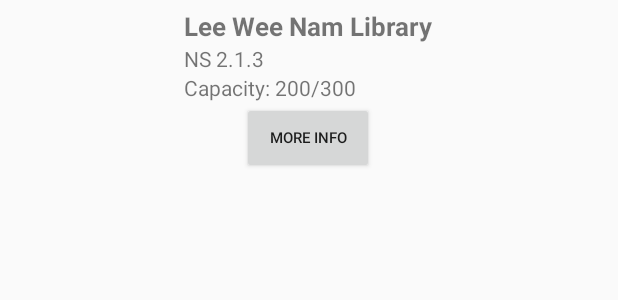
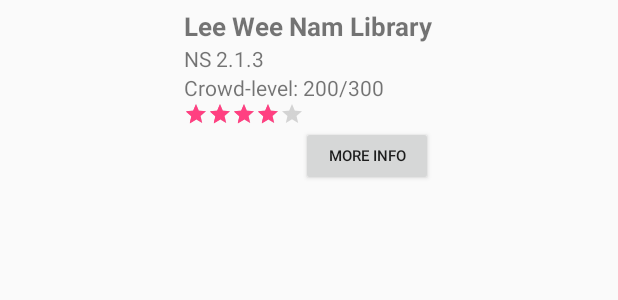
Before and after one commit to quekyufei/study-spaces, an Android app: the layout pop_up_for_map.xml on its own in the app's theme, with its tools: preview values and no code run, on a phone screen of 412 x 824 dp. Shown: the top 300 px of the screen. Run offline under Robolectric (Android 15) with nearby library versions, the phone set to English and light mode, and no system bars.

Commit message:
hellow world

```diff
--- a/app/src/main/java/com/example/quekyufei/studyspaces/SpaceInfoActivity.java
+++ b/app/src/main/java/com/example/quekyufei/studyspaces/SpaceInfoActivity.java
@@ -7,6 +7,8 @@ import android.support.v7.app.AppCompatActivity;
 import android.widget.CheckBox;
 import android.widget.ImageView;
 import android.widget.TextView;
+
+import com.example.quekyufei.studyspaces.popupinfo.PopUpData;
 
 public class SpaceInfoActivity extends AppCompatActivity {
 
@@ -18,6 +20,10 @@ public class SpaceInfoActivity extends AppCompatActivity {
 
         Intent i = getIntent();
         StudySpace space = (StudySpace) i.getSerializableExtra("studyspace");
+
+        if (getIntent().hasExtra("key")) {
+            PopUpData data = (PopUpData) getIntent().getSerializableExtra("key");
+        }
 
         String name = space.getName();
         int capacity = space.getCapacity();
--- a/app/src/main/java/com/example/quekyufei/studyspaces/StudySpace.java
+++ b/app/src/main/java/com/example/quekyufei/studyspaces/StudySpace.java
@@ -25,6 +25,7 @@ public class StudySpace implements Serializable {
     private String discussion;
     private String image;
     private String about;
+    private String location;
 
     @Ignore
     private Marker mapsMarker;
@@ -122,6 +123,8 @@ public class StudySpace implements Serializable {
 
     public String getAbout() {return about; }
 
+    public String getLocation() { return location; }
+
     public void setWifi(String wifi) {
         this.wifi = wifi;
     }
@@ -146,4 +149,6 @@ public class StudySpace implements Serializable {
 
     public void setAbout(String about) {this.about = about; }
 
+    public void setLocation(String location) { this.location = location; }
+
 }
--- a/app/src/main/java/com/example/quekyufei/studyspaces/ViewMapActivity.java
+++ b/app/src/main/java/com/example/quekyufei/studyspaces/ViewMapActivity.java
@@ -155,4 +155,4 @@ public class ViewMapActivity extends FragmentActivity
 
         return m;
     }
-}3
+}
--- a/app/src/main/java/com/example/quekyufei/studyspaces/popupinfo/PopUpData.java
+++ b/app/src/main/java/com/example/quekyufei/studyspaces/popupinfo/PopUpData.java
@@ -1,6 +1,8 @@
 package com.example.quekyufei.studyspaces.popupinfo;
 
-public class PopUpData {
+import java.io.Serializable;
+
+public class PopUpData implements Serializable {
     private String name;
     private String location;
     private int capacity;
--- a/app/src/main/res/layout/pop_up_for_map.xml
+++ b/app/src/main/res/layout/pop_up_for_map.xml
@@ -1,6 +1,6 @@
 <?xml version="1.0" encoding="utf-8"?>
 <LinearLayout xmlns:android="http://schemas.android.com/apk/res/android"
-    android:id = "@+id/pop-up"
+    android:id = "@+id/popup"
     android:layout_width = "wrap_content"
     android:layout_height = "match_parent"
     android:layout_gravity = "center"
@@ -9,7 +9,7 @@
     android:paddingRight = "10dp">
 
     <TextView
-        android:id = "@+id/name"
+        android:id = "@+id/popupName"
         android:layout_height = "wrap_content"
         android:layout_width = "wrap_content"
         android:text = "Lee Wee Nam Library"
@@ -18,23 +18,32 @@
         android:paddingTop = "5dp"/>
 
     <TextView
-        android:id = "@+id/location"
+        android:id = "@+id/popupLocation"
         android:layout_width="wrap_content"
         android:layout_height="wrap_content"
         android:text = "NS 2.1.3"/>
 
     <TextView
-        android:id = "@+id/capacity"
+        android:id = "@+id/popupCrowdLevel"
         android:layout_width="wrap_content"
         android:layout_height="wrap_content"
-        android:text = "Capacity: 200/300"
+        android:text = "Crowd-level: 200/300"
         />
 
-    <Button
-        android:id = "@+id/infoBtn"
+    <RatingBar
+        android:id="@+id/popupRatingBar"
         android:layout_width="wrap_content"
         android:layout_height="wrap_content"
-        android:layout_gravity = "center"
+        style="?android:attr/ratingBarStyleSmall"
+        android:rating = "4"
+        android:max = "5"
+        android:isIndicator = "true"/>
+
+    <Button
+        android:id = "@+id/popupInfoBtn"
+        android:layout_width="wrap_content"
+        android:layout_height="40dp"
+        android:layout_gravity = "right"
         android:text = "More Info"
         android:textSize = "10dp" />
 
```
Also changed, not shown: app/src/main/java/com/example/quekyufei/studyspaces/popupinfo/PopUpInfoAdapter.java (+23 -6 lines), app/src/main/assets/databases/studyspacesDB.db.
